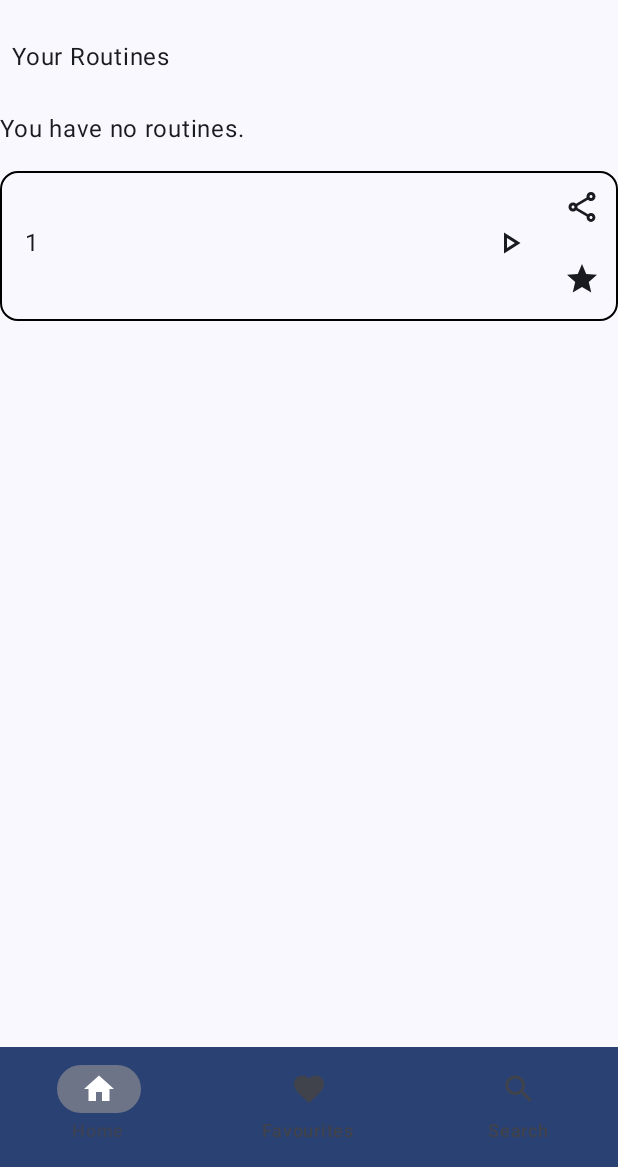
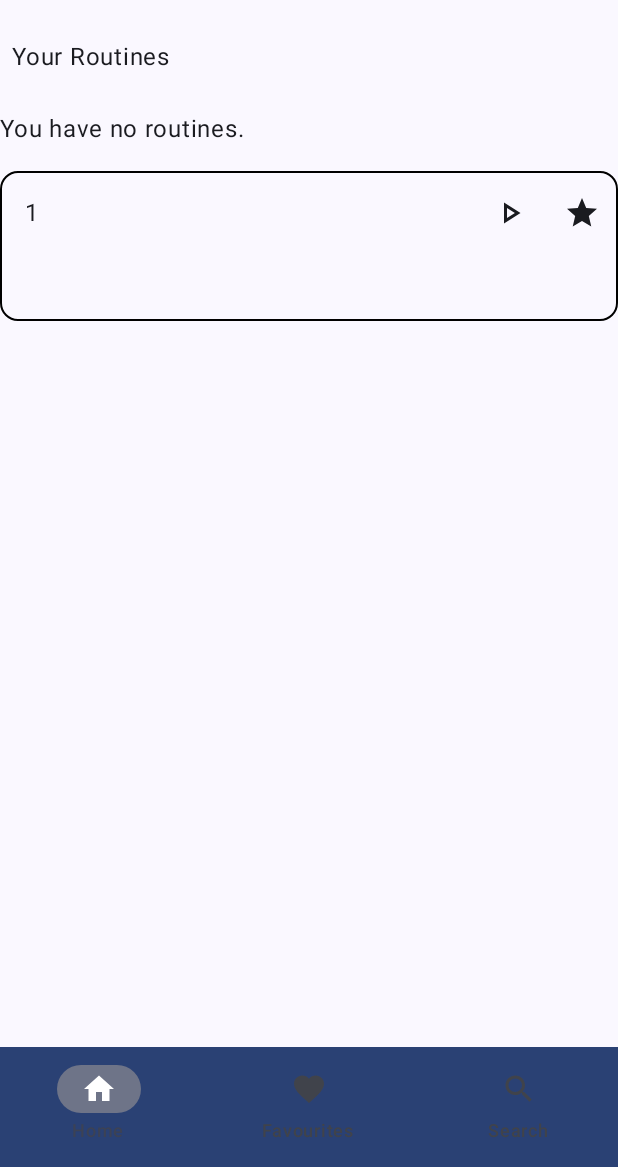
Before and after one commit to Blemmingan/GymHelper.com-APP, an Android app built with Jetpack Compose: the screen it shows after launch (MainActivity), after a tap on "DEBUG: GO HOME", on a phone screen of 412 x 824 dp, the part 69-1236 px from its top. Run offline under Robolectric (Android 15) with nearby library versions, the phone set to English and light mode, and no system bars; network calls fail; 1 statement that could not run was skipped.

Commit message:
Eliminado un boton de mas

```diff
--- a/app/src/main/java/ar/edu/itba/example/api/ui/main/HomeScreen.kt
+++ b/app/src/main/java/ar/edu/itba/example/api/ui/main/HomeScreen.kt
@@ -1,5 +1,8 @@
 package ar.edu.itba.example.api.ui.main
 
+import android.content.Context
+import android.content.ContextParams
+import android.content.Intent
 import androidx.compose.foundation.BorderStroke
 import androidx.compose.foundation.background
 import androidx.compose.foundation.layout.Arrangement
@@ -56,8 +59,10 @@ import ar.edu.itba.example.api.util.getViewModelFactory
 import org.intellij.lang.annotations.JdkConstants.HorizontalAlignment
 import androidx.compose.runtime.*
 import androidx.compose.ui.graphics.Color
+import androidx.core.content.ContextCompat.startActivity
 import ar.edu.itba.example.api.data.model.Routine
 import kotlinx.coroutines.launch
+import kotlin.coroutines.coroutineContext
 
 @Composable
 fun homeScreen(navController: NavHostController,
@@ -117,12 +122,6 @@ fun RoutineList(navController: NavHostController, routinesList : List<Routine>?)
                                 )
                             }
                             Column {
-                                IconButton(onClick = { /**/ }) {
-                                    Icon(
-                                        Icons.Outlined.Share,
-                                        contentDescription = "Share Routine",
-                                    )
-                                }
                                 IconButton(onClick = { /*TODO*/ }) {
                                     Icon(
                                         Icons.Outlined.Star,
@@ -165,12 +164,9 @@ fun RoutineList(navController: NavHostController, routinesList : List<Routine>?)
                     )
                 }
                 Column {
-                    IconButton(onClick = { /**/ }) {
-                        Icon(
-                            Icons.Outlined.Share,
-                            contentDescription = "Share Routine",
-                        )
-                    }
+
+
+
                     IconButton(onClick = { /*TODO*/ }) {
                         Icon(
                             Icons.Outlined.Star,
```
